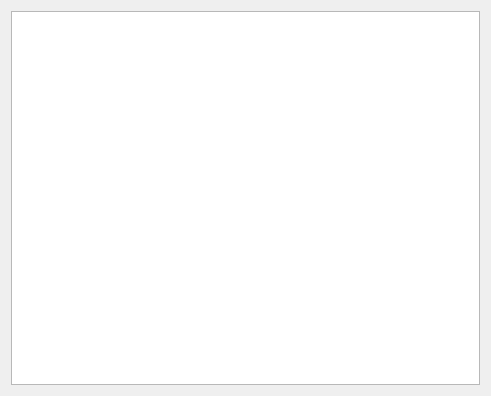
LetMeHold/wanbo.py, file ui/filter.ui: the form before one commit.
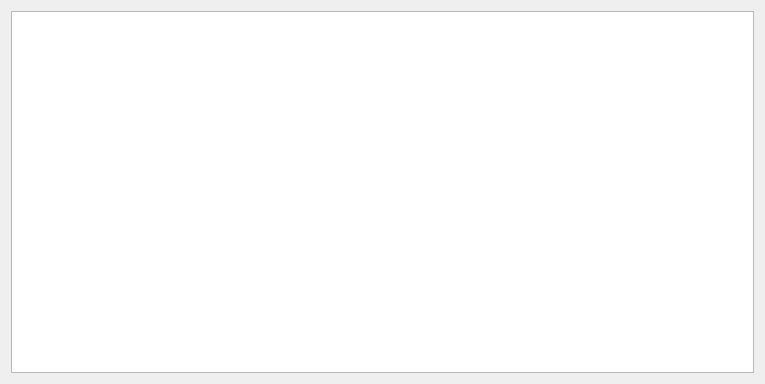
The form after the commit.

Commit message: 删除调试打印,调整对话框初始大小

```diff
--- a/ui/filter.ui
+++ b/ui/filter.ui
@@ -6,8 +6,8 @@
    <rect>
     <x>0</x>
     <y>0</y>
-    <width>491</width>
-    <height>396</height>
+    <width>765</width>
+    <height>384</height>
    </rect>
   </property>
   <property name="windowTitle">
```
The commit also changes 3 other files.
